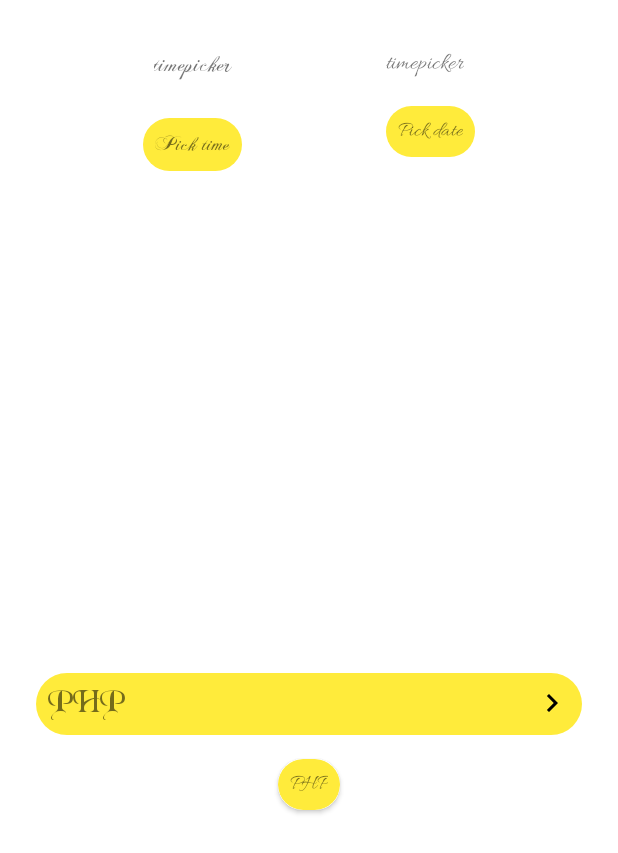
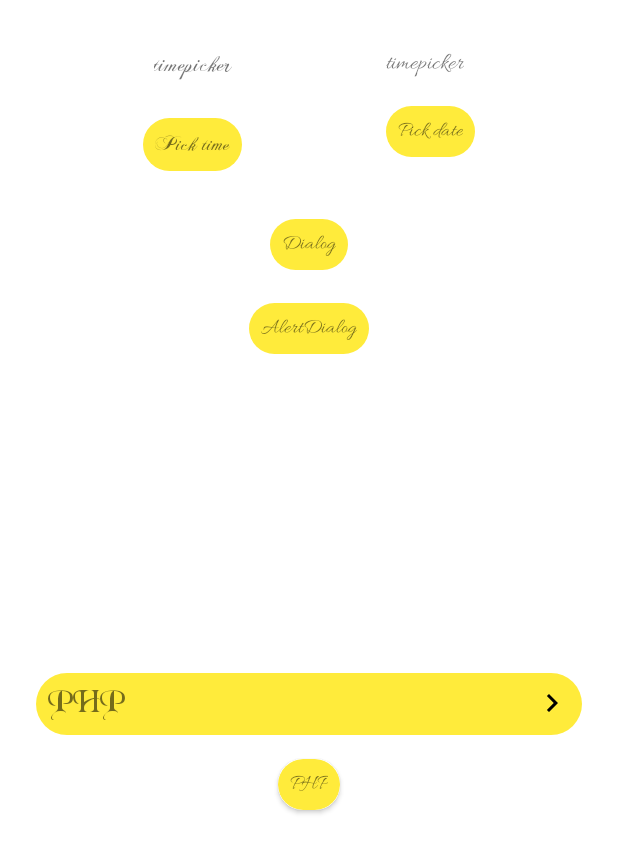
Before and after one commit to doh8733/Demo-28-11-2002, an Android app: the PickerActivity screen opened directly, with no data from a screen before it, on a phone screen of 412 x 824 dp. Shown: the top 853 px of the screen. Run offline under Robolectric (Android 15) with nearby library versions, the phone set to English and light mode, and no system bars.

Commit message:
comit demo dialog,alertdialog

```diff
--- a/app/src/main/res/drawable/corner_all.xml
+++ b/app/src/main/res/drawable/corner_all.xml
@@ -1,6 +1,6 @@
 <?xml version="1.0" encoding="utf-8"?>
 <shape xmlns:android="http://schemas.android.com/apk/res/android">
-    <solid android:color="@color/white"/>
+    <solid android:color="#8BC34A"/>
     <corners
         android:radius="32dp"/>
 </shape>
--- a/app/src/main/res/layout/activity_picker.xml
+++ b/app/src/main/res/layout/activity_picker.xml
@@ -97,5 +97,31 @@
             app:layout_constraintTop_toBottomOf="@+id/tvTime" />
     </androidx.cardview.widget.CardView>
 
+    <TextView
+        android:id="@+id/tvDialog"
+        android:layout_width="wrap_content"
+        android:layout_height="wrap_content"
+        android:layout_marginTop="32dp"
+        android:background="@drawable/hover"
+        android:fontFamily="@font/allura_regular"
+        android:padding="8dp"
+        android:text="Dialog"
+        app:layout_constraintEnd_toEndOf="parent"
+        app:layout_constraintStart_toStartOf="parent"
+        app:layout_constraintTop_toBottomOf="@+id/btnTime" />
+
+    <TextView
+        android:id="@+id/tvAlertDialog"
+        android:layout_width="wrap_content"
+        android:layout_height="wrap_content"
+        android:layout_marginTop="88dp"
+        android:background="@drawable/hover"
+        android:fontFamily="@font/allura_regular"
+        android:padding="8dp"
+        android:text="AlertDialog"
+        app:layout_constraintEnd_toEndOf="parent"
+        app:layout_constraintStart_toStartOf="parent"
+        app:layout_constraintTop_toBottomOf="@+id/btnTime" />
+
 
 </androidx.constraintlayout.widget.ConstraintLayout>
```
Also changed, not shown: app/src/main/java/com/example/demo_28_11_2002/PickerActivity.kt (+44 -0 lines), app/src/main/res/layout/dialog_view.xml (added, +63 -0 lines).
